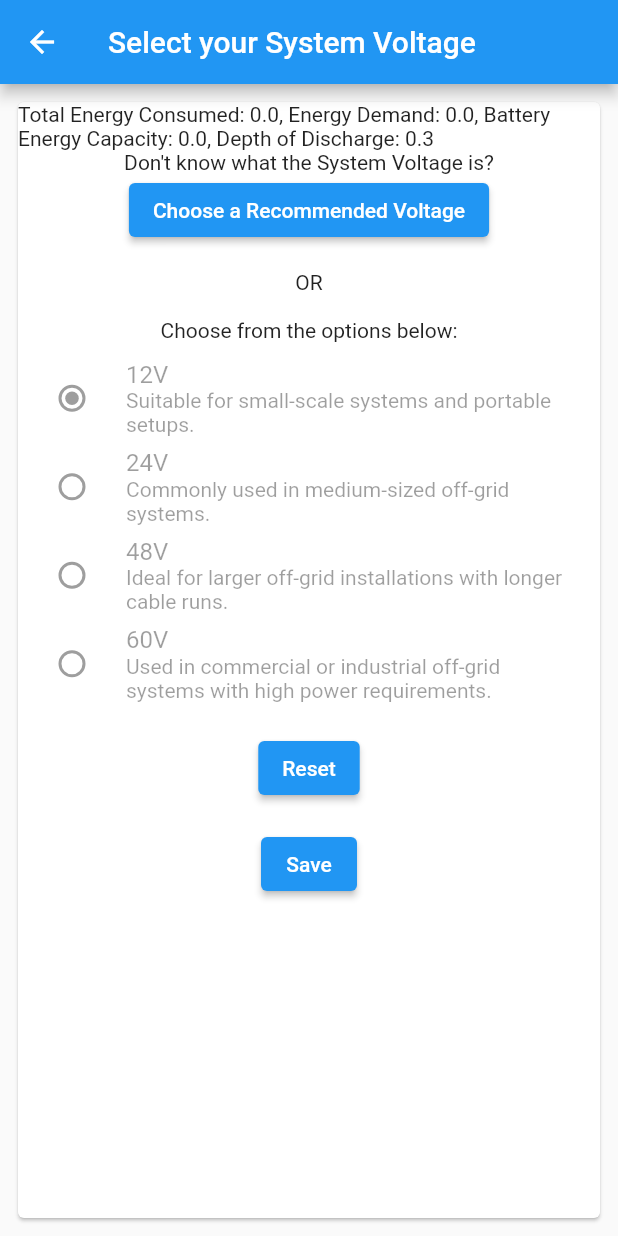
After one commit to Luckingz/energize, a Flutter app: the BatterySize screen opened directly, after a tap on "Choose a Recommended Voltage", on a phone screen of 412 x 824 dp. The commit adds this screen. Run offline on Flutter 3.47's test engine with Material 2 defaults, Android fonts, the phone set to English and light mode, and no system bars; our stand-ins replace hive, hive_flutter; accounts and stored records are empty; generated files the repository leaves out were written again.

Commit message:
System Voltage Page

```diff
--- /dev/null
+++ b/lib/battery_bank_sizing.dart
@@ -0,0 +1,136 @@
+import 'package:flutter/material.dart';
+import 'energy_demand.dart';
+
+int? systemVoltage;
+bool recommendedVoltageSelected = false;
+bool radioButtonsEnabled = true;
+
+const double inverterEfficiency = 0.9;  // Inverter Efficiency
+const double depthOfDischarge = 0.3;    // Depth of Discharge of the Battery @ 30%
+final double energyDemand = totalEnergyConsumed / inverterEfficiency; //Energy demand
+final double batteryEnergyCapacity = energyDemand / depthOfDischarge;  // Battery Energy Capacity
+
+
+class BatterySize extends StatefulWidget {
+  const BatterySize({Key? key}) : super(key: key);
+
+  @override
+  State<BatterySize> createState() => _BatterySizeState();
+}
+
+class _BatterySizeState extends State<BatterySize> {
+
+  void selectRecommendedVoltage() {
+    setState(() {
+      recommendedVoltageSelected = true;
+      radioButtonsEnabled = false;
+
+      if (totalEnergyConsumed <= 4000) {
+        systemVoltage = 12;
+      } else if (totalEnergyConsumed < 6000) {
+        systemVoltage = 24;
+      } else if (totalEnergyConsumed < 8000) {
+        systemVoltage = 48;
+      } else {
+        systemVoltage = 60;
+      }
+    });
+  }
+
+  void selectRadioButton(int? value) {
+    setState(() {
+      recommendedVoltageSelected = false;
+      radioButtonsEnabled = true;
+      systemVoltage = value;
+    });
+  }
+
+  void resetSelection() {
+    setState(() {
+      recommendedVoltageSelected = false;
+      radioButtonsEnabled = true;
+      systemVoltage = null;
+    });
+  }
+
+  @override
+  Widget build(BuildContext context) {
+    return Scaffold(
+      appBar: AppBar(
+        title: const Text("Select your System Voltage"),
+      ),
+      body: SafeArea(
+        child: Padding(
+          padding: const EdgeInsets.all(8.0),
+          child: Card(
+            child: Column(
+              children: [
+                Text("Total Energy Consumed: $totalEnergyConsumed, "
+                    "Energy Demand: $energyDemand, "
+                    "Battery Energy Capacity: $batteryEnergyCapacity, "
+                    "Depth of Discharge: $depthOfDischarge"),
+                Text('Don\'t know what the System Voltage is?'),
+                ElevatedButton(
+                  onPressed: selectRecommendedVoltage,
+                  child: Text('Choose a Recommended Voltage'),
+                ),
+                SizedBox(height: 16.0),
+                Text("OR"),
+                SizedBox(height: 16.0),
+                Text("Choose from the options below:"),
+                SizedBox(height: 8.0),
+                RadioListTile(
+                  title: Text('12V'),
+                  subtitle: Text('Suitable for small-scale systems and portable setups.'),
+                  value: 12,
+                  groupValue: systemVoltage,
+                  onChanged: radioButtonsEnabled ? selectRadioButton : null,
+                ),
+                RadioListTile(
+                  title: Text('24V'),
+                  subtitle: Text('Commonly used in medium-sized off-grid systems.'),
+                  value: 24,
+                  groupValue: systemVoltage,
+                  onChanged: radioButtonsEnabled ? selectRadioButton : null,
+                ),
+                RadioListTile(
+                  title: Text('48V'),
+                  subtitle: Text('Ideal for larger off-grid installations with longer cable runs.'),
+                  value: 48,
+                  groupValue: systemVoltage,
+                  onChanged: radioButtonsEnabled ? selectRadioButton : null,
+                ),
+                RadioListTile(
+                  title: Text('60V'),
+                  subtitle: Text('Used in commercial or industrial off-grid systems with high power requirements.'),
+                  value: 60,
+                  groupValue: systemVoltage,
+                  onChanged: radioButtonsEnabled ? selectRadioButton : null,
+                ),
+                SizedBox(height: 16.0),
+                ElevatedButton(
+                  onPressed: resetSelection,
+                  child: Text('Reset'),
+                ),
+                SizedBox(height: 16.0),
+                ElevatedButton(
+                  onPressed: () {
+                    if (systemVoltage != null) {
+                      // Save the selected systemVoltage to be used in other parts of your application
+                      print('Selected voltage: $systemVoltage');
+                    }
+                  },
+                  child: Text('Save'),
+                ),
+              ],
+            ),
+          ),
+        ),
+      ),
+    );
+  }
+}
+
+// Battery Rating
+final double batteryCapacity = batteryEnergyCapacity / (systemVoltage?.toDouble() ?? 0.0);
+//final double batteryCapacity = batteryEnergyCapacity / systemVoltage;
--- a/lib/location.dart
+++ b/lib/location.dart
@@ -1,6 +1,6 @@
 import 'package:energize/boxes.dart';
 import 'package:flutter/material.dart';
-import 'energy-demand.dart';
+import 'energy_demand.dart';
 
 class LocationRoute extends StatelessWidget {
   const LocationRoute({Key? key}) : super(key: key);
```
Also changed, not shown: lib/energy_demand.dart (renamed from lib/energy-demand.dart, +18 -2 lines).
